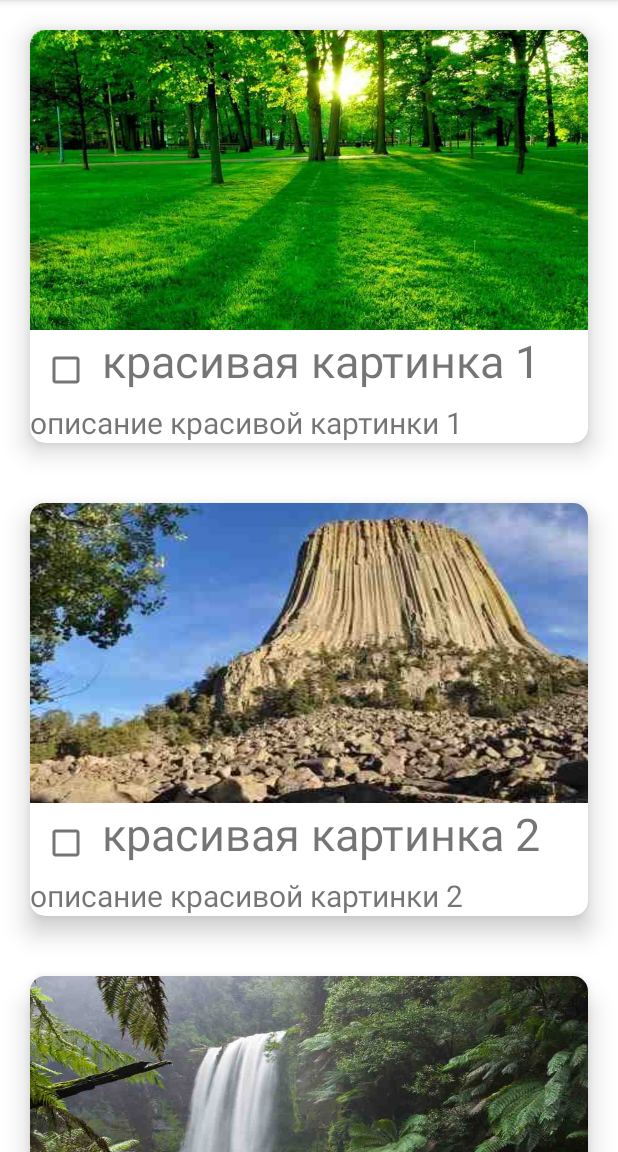
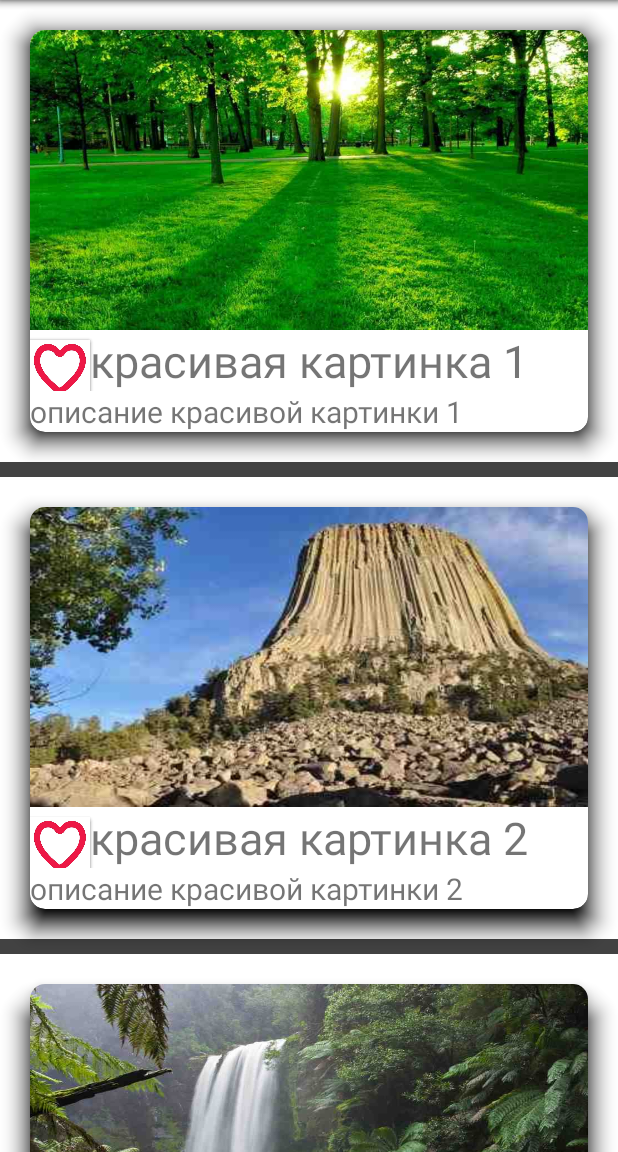
Before and after one commit to Evgenija1984/Homework8v2, an Android app: the screen it shows after launch (MainActivity), on a phone screen of 412 x 824 dp, the part 84-1236 px from its top. Run offline under Robolectric (Android 15) with nearby library versions, the phone set to English and light mode, and no system bars.

Commit message:
Закончила ДЗ-8

```diff
--- a/app/src/main/java/keyone/keytwo/homework8v2/SocialNetworkAdapter.java
+++ b/app/src/main/java/keyone/keytwo/homework8v2/SocialNetworkAdapter.java
@@ -3,9 +3,9 @@ package keyone.keytwo.homework8v2;
 import android.view.LayoutInflater;
 import android.view.View;
 import android.view.ViewGroup;
-import android.widget.CheckBox;
 import android.widget.ImageView;
 import android.widget.TextView;
+import android.widget.ToggleButton;
 
 import androidx.recyclerview.widget.RecyclerView;
 
@@ -51,7 +51,7 @@ public class SocialNetworkAdapter extends RecyclerView.Adapter<SocialNetworkAdap
         TextView title;
         TextView description;
         ImageView imageView;
-        CheckBox like;
+        ToggleButton like;
 
         public MyViewHolder(View itemView) {
             super(itemView);
--- a/app/src/main/java/keyone/keytwo/homework8v2/SocialNetworkFragment.java
+++ b/app/src/main/java/keyone/keytwo/homework8v2/SocialNetworkFragment.java
@@ -7,6 +7,7 @@ import android.view.ViewGroup;
 import android.widget.Toast;
 
 import androidx.fragment.app.Fragment;
+import androidx.recyclerview.widget.DividerItemDecoration;
 import androidx.recyclerview.widget.LinearLayoutManager;
 import androidx.recyclerview.widget.RecyclerView;
 
@@ -33,6 +34,10 @@ public class SocialNetworkFragment extends Fragment implements MyOnClickListener
         SocialNetworkAdapter socialNetworkAdapter = new SocialNetworkAdapter(data);
         socialNetworkAdapter.setMyOnClickListener(this);
         recyclerView.setAdapter(socialNetworkAdapter);
+
+        DividerItemDecoration dividerItemDecoration = new DividerItemDecoration(getContext(), LinearLayoutManager.VERTICAL);
+        dividerItemDecoration.setDrawable(getResources().getDrawable(R.drawable.separator));
+        recyclerView.addItemDecoration(dividerItemDecoration);
         return view;
     }
 
--- /dev/null
+++ b/app/src/main/res/drawable/button_background.xml
@@ -0,0 +1,6 @@
+<?xml version="1.0" encoding="utf-8"?>
+<selector xmlns:android="http://schemas.android.com/apk/res/android">
+
+    <item android:state_checked="true" android:drawable="@drawable/like"/>
+    <item android:state_checked="false" android:drawable="@drawable/no_like"/>
+</selector>
--- /dev/null
+++ b/app/src/main/res/drawable/separator.xml
@@ -0,0 +1,6 @@
+<?xml version="1.0" encoding="utf-8"?>
+<shape xmlns:android="http://schemas.android.com/apk/res/android"
+    android:shape="rectangle">
+    <size android:height="10dp" />
+    <solid android:color="@color/cardview_dark_background" />
+</shape>
--- a/app/src/main/res/layout/item_card_view.xml
+++ b/app/src/main/res/layout/item_card_view.xml
@@ -25,10 +25,18 @@
             android:layout_weight="1"
             android:orientation="horizontal">
 
-            <CheckBox
+            <!-- <CheckBox
+                 android:id="@+id/like"
+                 android:layout_width="wrap_content"
+                 android:layout_height="wrap_content" /> -->
+            <ToggleButton
                 android:id="@+id/like"
-                android:layout_width="wrap_content"
-                android:layout_height="wrap_content" />
+                android:layout_width="@dimen/like_size"
+                android:layout_height="40dp"
+                android:background="@drawable/button_background"
+                android:text=""
+                android:textOff=""
+                android:textOn="" />
 
             <TextView
                 android:id="@+id/title"
--- a/app/src/main/res/values/dimens.xml
+++ b/app/src/main/res/values/dimens.xml
@@ -4,4 +4,5 @@
     <dimen name="padding">16dp</dimen>
     <dimen name="image_height">200dp</dimen>
     <dimen name="text_size_desc">20dp</dimen>
+    <dimen name="like_size">40dp</dimen>
 </resources>
--- a/app/src/main/res/values/themes.xml
+++ b/app/src/main/res/values/themes.xml
@@ -2,6 +2,7 @@
     <!-- Base application theme. -->
     <style name="Theme.Homework8v2" parent="Theme.MaterialComponents.DayNight.DarkActionBar">
         <!-- Primary brand color. -->
+        <item name="android:spotShadowAlpha">1</item>
         <item name="windowActionBar">false</item>
         <item name="windowNoTitle">true</item>
         <item name="colorPrimary">@color/purple_500</item>
```
Also changed, not shown: app/src/main/res/drawable/like.jpg (added), app/src/main/res/drawable/no_like.jpg (added).
